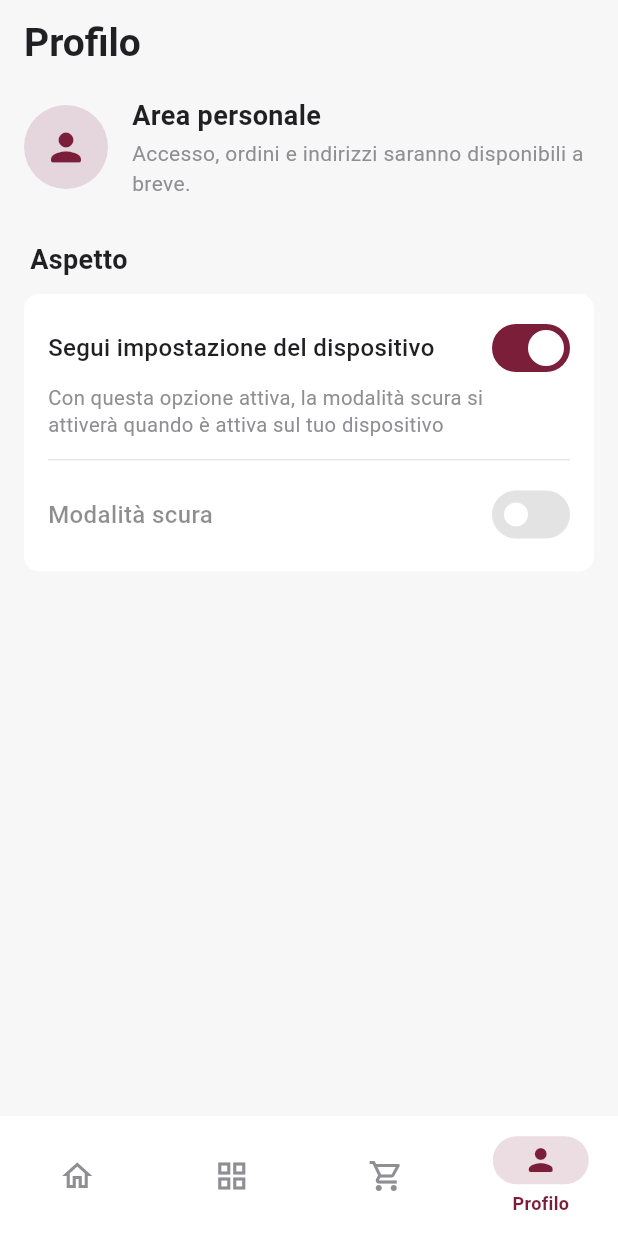
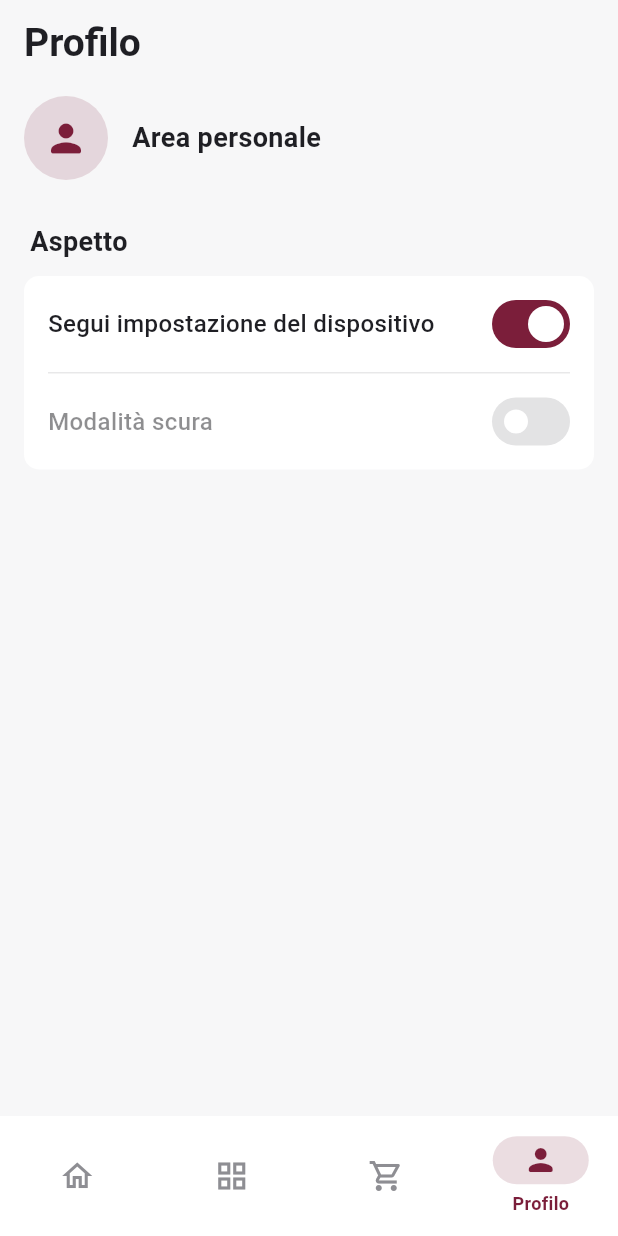
Before and after one commit to sirgabrielsolo/beverfood_mobile, a Flutter app: the screen it shows after launch, item 4 of the bottom bar chosen, on a phone screen of 412 x 824 dp. Run offline on Flutter 3.47's test engine with Material 3 defaults, Android fonts, the phone set to English and light mode, and no system bars; our stand-ins replace go_router, shared_preferences; network calls fail.

Commit message:
removed descriptions in user page

```diff
--- a/lib/features/profile/presentation/profile_page.dart
+++ b/lib/features/profile/presentation/profile_page.dart
@@ -29,9 +29,6 @@ class ProfilePage extends StatelessWidget {
               children: [
                 _SwitchTile(
                   title: 'Segui impostazione del dispositivo',
-                  description:
-                      'Con questa opzione attiva, la modalità scura si attiverà '
-                      'quando è attiva sul tuo dispositivo',
                   value: followDevice,
                   // Turning it off keeps the theme currently on screen.
                   onChanged: (follow) => themeMode.setMode(
@@ -74,20 +71,10 @@ class _ProfileHeader extends StatelessWidget {
           child: Icon(Icons.person_rounded, size: 30, color: primary),
         ),
         const SizedBox(width: 16),
-        Expanded(
-          child: Column(
-            crossAxisAlignment: CrossAxisAlignment.start,
-            children: [
-              const Text(
+        const Expanded(
+          child: Text(
             'Area personale',
             style: TextStyle(fontSize: 18, fontWeight: FontWeight.w600),
-              ),
-              const SizedBox(height: 2),
-              Text(
-                'Accesso, ordini e indirizzi saranno disponibili a breve.',
-                style: TextStyle(color: context.palette.textSecondary),
-              ),
-            ],
           ),
         ),
       ],
@@ -112,18 +99,15 @@ class _SectionTitle extends StatelessWidget {
   }
 }
 
-/// Setting row: title and switch, with an optional explanation underneath.
-/// The whole row is tappable.
+/// Setting row: title and switch. The whole row is tappable.
 class _SwitchTile extends StatelessWidget {
   const _SwitchTile({
     required this.title,
     required this.value,
     required this.onChanged,
-    this.description,
   });
 
   final String title;
-  final String? description;
   final bool value;
 
   /// `null` disables the row.
@@ -139,11 +123,8 @@ class _SwitchTile extends StatelessWidget {
         child: Opacity(
           opacity: enabled ? 1 : 0.5,
           child: Padding(
-            padding: const EdgeInsets.fromLTRB(16, 12, 12, 14),
-            child: Column(
-              crossAxisAlignment: CrossAxisAlignment.start,
-              children: [
-                Row(
+            padding: const EdgeInsets.fromLTRB(16, 8, 12, 8),
+            child: Row(
               children: [
                 Expanded(
                   child: Text(
@@ -158,20 +139,6 @@ class _SwitchTile extends StatelessWidget {
                 Switch(value: value, onChanged: onChanged),
               ],
             ),
-                if (description != null)
-                  Padding(
-                    padding: const EdgeInsets.only(right: 56),
-                    child: Text(
-                      description!,
-                      style: TextStyle(
-                        fontSize: 13.5,
-                        height: 1.35,
-                        color: context.palette.textSecondary,
-                      ),
-                    ),
-                  ),
-              ],
-            ),
           ),
         ),
       ),
```
Also changed, not shown: 2 other files. Lines whose indentation alone changed are shown as unchanged.
